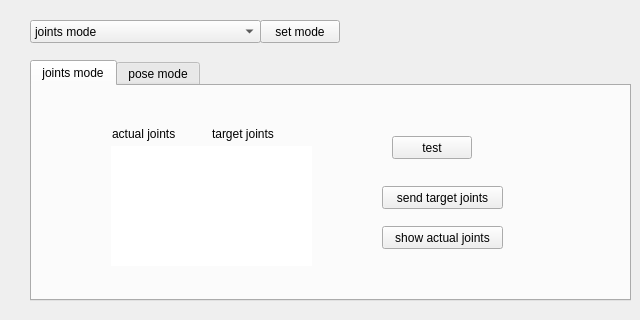
This is taskassignment.ui in freealong/rik_client as Qt 5 draws it before an edit. The edited form follows.
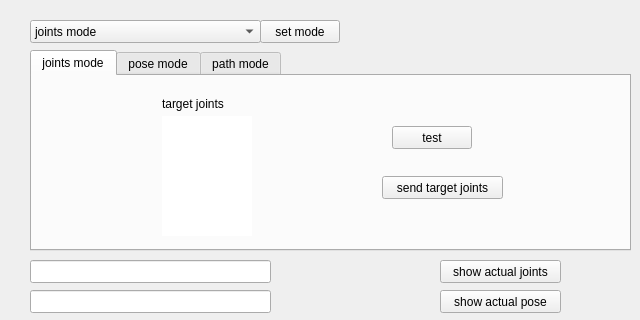
This is the edited form. The open tabs and pages were chosen to show the change.

Commit message: add send path mode

Patch:
```diff
--- a/taskassignment.ui
+++ b/taskassignment.ui
@@ -17,9 +17,9 @@
    <property name="geometry">
     <rect>
      <x>30</x>
-     <y>60</y>
+     <y>50</y>
      <width>601</width>
-     <height>241</height>
+     <height>201</height>
     </rect>
    </property>
    <property name="currentIndex">
@@ -45,8 +45,8 @@
     <widget class="QListWidget" name="listWidget">
      <property name="geometry">
       <rect>
-       <x>190</x>
-       <y>60</y>
+       <x>130</x>
+       <y>40</y>
        <width>90</width>
        <height>120</height>
       </rect>
@@ -58,25 +58,6 @@
       <enum>QFrame::NoFrame</enum>
      </property>
     </widget>
-    <widget class="QListWidget" name="listWidget_actual_joints">
-     <property name="geometry">
-      <rect>
-       <x>79</x>
-       <y>60</y>
-       <width>111</width>
-       <height>120</height>
-      </rect>
-     </property>
-     <property name="autoFillBackground">
-      <bool>true</bool>
-     </property>
-     <property name="frameShape">
-      <enum>QFrame::NoFrame</enum>
-     </property>
-     <property name="frameShadow">
-      <enum>QFrame::Sunken</enum>
-     </property>
-    </widget>
     <widget class="QPushButton" name="test_btn">
      <property name="geometry">
       <rect>
@@ -90,24 +71,11 @@
       <string>test</string>
      </property>
     </widget>
-    <widget class="QLabel" name="label">
-     <property name="geometry">
-      <rect>
-       <x>80</x>
-       <y>40</y>
-       <width>81</width>
-       <height>16</height>
-      </rect>
-     </property>
-     <property name="text">
-      <string>actual joints</string>
-     </property>
-    </widget>
     <widget class="QLabel" name="label_2">
      <property name="geometry">
       <rect>
-       <x>180</x>
-       <y>40</y>
+       <x>130</x>
+       <y>20</y>
        <width>81</width>
        <height>16</height>
       </rect>
@@ -116,19 +84,6 @@
       <string>target joints</string>
      </property>
     </widget>
-    <widget class="QPushButton" name="show_joints_btn">
-     <property name="geometry">
-      <rect>
-       <x>350</x>
-       <y>140</y>
-       <width>121</width>
-       <height>23</height>
-      </rect>
-     </property>
-     <property name="text">
-      <string>show actual joints</string>
-     </property>
-    </widget>
    </widget>
    <widget class="QWidget" name="tab_pose">
     <attribute name="title">
@@ -157,7 +112,12 @@
       <string>send target pose</string>
      </property>
     </widget>
-    <widget class="QLineEdit" name="lineEdit_actua_pose">
+   </widget>
+   <widget class="QWidget" name="tab_path">
+    <attribute name="title">
+     <string>path mode</string>
+    </attribute>
+    <widget class="QLineEdit" name="target_path_LineEdit">
      <property name="geometry">
       <rect>
        <x>51</x>
@@ -167,11 +127,11 @@
       </rect>
      </property>
     </widget>
-    <widget class="QPushButton" name="show_pose_btn">
+    <widget class="QPushButton" name="send_path_btn">
      <property name="geometry">
       <rect>
-       <x>360</x>
-       <y>100</y>
+       <x>370</x>
+       <y>50</y>
        <width>121</width>
        <height>23</height>
       </rect>
@@ -215,6 +175,52 @@
     <string>set mode</string>
    </property>
   </widget>
+  <widget class="QLineEdit" name="actual_pose_LineEdit">
+   <property name="geometry">
+    <rect>
+     <x>30</x>
+     <y>290</y>
+     <width>241</width>
+     <height>23</height>
+    </rect>
+   </property>
+  </widget>
+  <widget class="QPushButton" name="show_pose_btn">
+   <property name="geometry">
+    <rect>
+     <x>440</x>
+     <y>290</y>
+     <width>121</width>
+     <height>23</height>
+    </rect>
+   </property>
+   <property name="text">
+    <string>show actual pose</string>
+   </property>
+  </widget>
+  <widget class="QPushButton" name="show_joints_btn">
+   <property name="geometry">
+    <rect>
+     <x>440</x>
+     <y>260</y>
+     <width>121</width>
+     <height>23</height>
+    </rect>
+   </property>
+   <property name="text">
+    <string>show actual joints</string>
+   </property>
+  </widget>
+  <widget class="QLineEdit" name="actual_joint_LineEdit">
+   <property name="geometry">
+    <rect>
+     <x>30</x>
+     <y>260</y>
+     <width>241</width>
+     <height>23</height>
+    </rect>
+   </property>
+  </widget>
  </widget>
  <resources/>
  <connections/>
```
Left out of the diff: 16 changed lines with no effect on the pictures. The commit also changes 6 other files.
